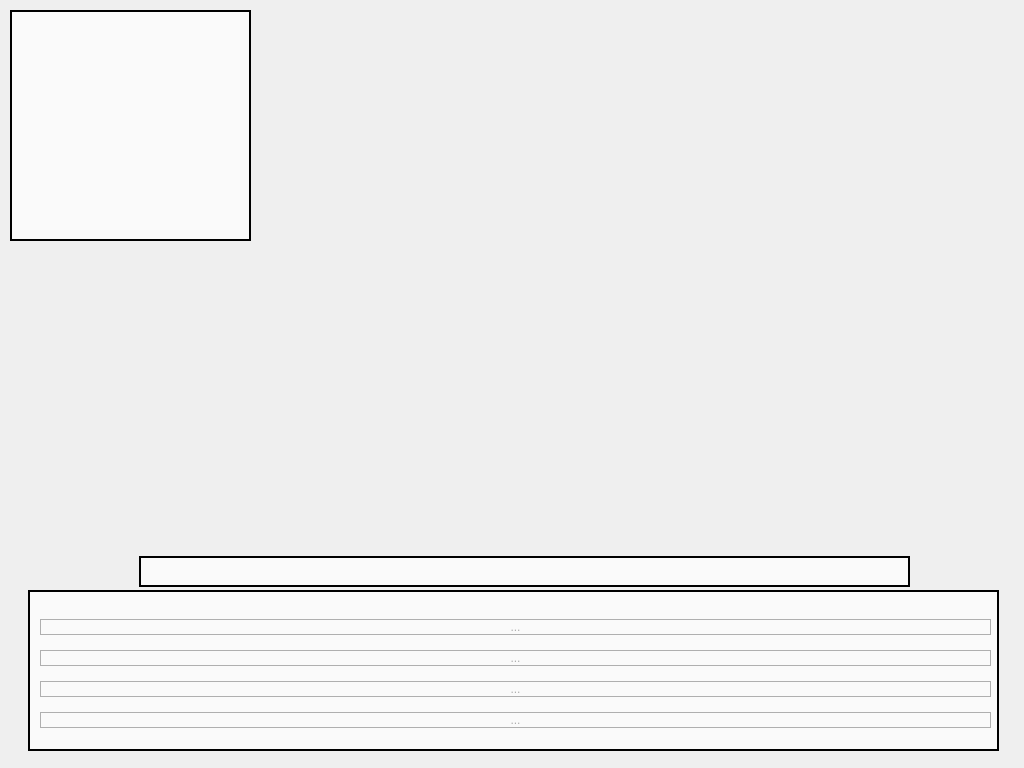
Qt form FinalProject/losingminigame.ui (baohuy251210/HowToTidyUp) before a commit.
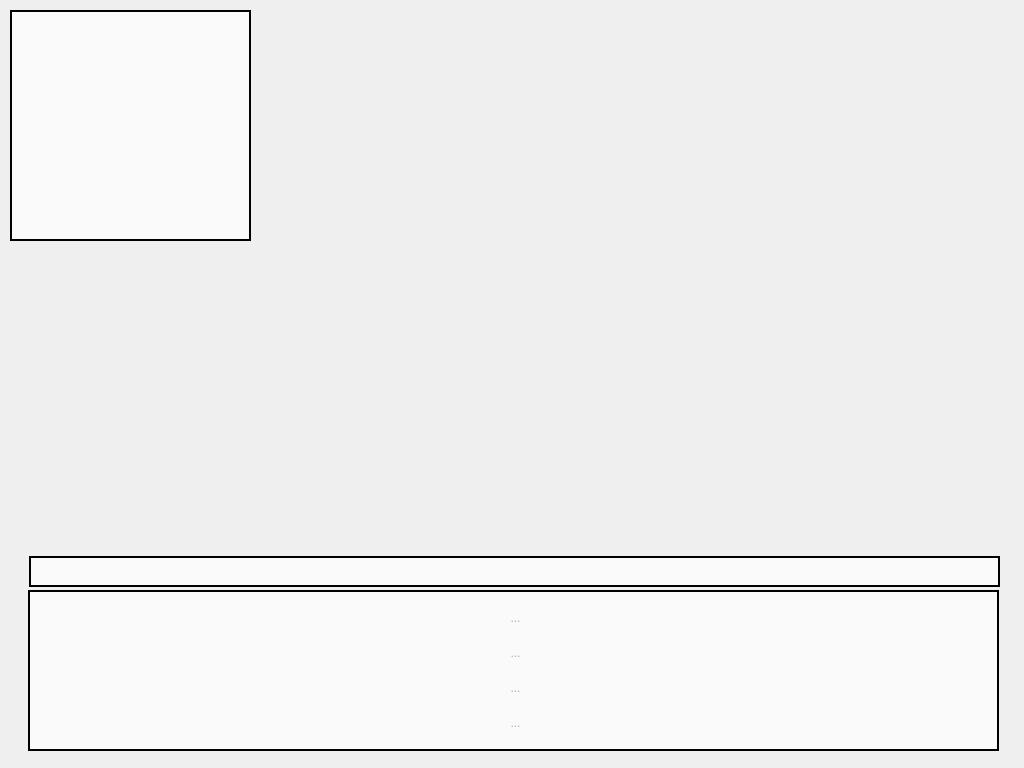
The same form after that commit. Icons and pictures are not drawn.

Commit message: fixed bug related to losing-minigame buttons not disabling properly

Diff of the .ui file:
```diff
--- a/FinalProject/losingminigame.ui
+++ b/FinalProject/losingminigame.ui
@@ -17,9 +17,9 @@
    <property name="geometry">
     <rect>
      <x>40</x>
-     <y>610</y>
+     <y>600</y>
      <width>951</width>
-     <height>131</height>
+     <height>141</height>
     </rect>
    </property>
    <layout class="QHBoxLayout" name="horizontalLayout">
@@ -28,7 +28,7 @@
       <item>
        <widget class="QPushButton" name="option1Button">
         <property name="styleSheet">
-         <string notr="true">border: 1px solid black;</string>
+         <string notr="true"/>
         </property>
         <property name="text">
          <string>...</string>
@@ -41,7 +41,7 @@
       <item>
        <widget class="QPushButton" name="option2Button">
         <property name="styleSheet">
-         <string notr="true">border: 1px solid black;</string>
+         <string notr="true"/>
         </property>
         <property name="text">
          <string>...</string>
@@ -54,7 +54,7 @@
       <item>
        <widget class="QPushButton" name="option3Button">
         <property name="styleSheet">
-         <string notr="true">border: 1px solid black;</string>
+         <string notr="true"/>
         </property>
         <property name="text">
          <string>...</string>
@@ -67,7 +67,7 @@
       <item>
        <widget class="QPushButton" name="option4Button">
         <property name="styleSheet">
-         <string notr="true">border: 1px solid black;</string>
+         <string notr="true"/>
         </property>
         <property name="text">
          <string>...</string>
@@ -106,9 +106,9 @@
   <widget class="QLabel" name="questionLabel">
    <property name="geometry">
     <rect>
-     <x>139</x>
+     <x>29</x>
      <y>556</y>
-     <width>771</width>
+     <width>971</width>
      <height>31</height>
     </rect>
    </property>
```
The commit also changes 2 other files.
